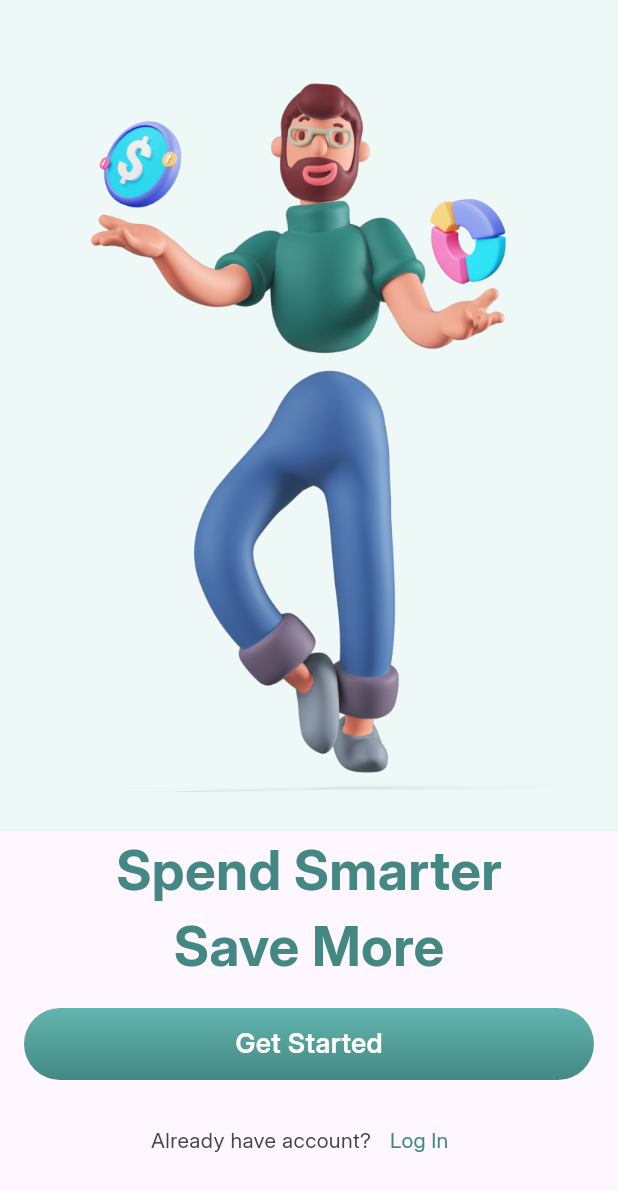
After one commit to Kowass/Financy_APP, a Flutter app: the OnboardingPage screen opened directly, on a phone screen of 412 x 824 dp. The commit adds this screen. Shown: the top 1191 px of the screen. Run offline on Flutter 3.47's test engine with Material 3 defaults, Android fonts, the phone set to English and light mode, and no system bars.

Commit message:
Atualização dia 30/01 - Finalização tela de onboarding e componentização do primaryButton

```diff
--- a/lib/commom/constants/app_colors.dart
+++ b/lib/commom/constants/app_colors.dart
@@ -1,12 +1,20 @@
 import 'dart:ui';
+import 'package:flutter/material.dart';
 
 class AppColors {
   AppColors._();
 
-  static const Color greenTop = Color(0xFF63B5AF);
-  static const Color greenBottom = Color(0xFF438883);
+  static const Color greenLight = Color(0xFF63B5AF);
+  static const Color greenLightMoreDark = Color(0xFF438883);
   static const List<Color> greenGradient = [
     Color(0xFF63B5AF),
     Color(0xFF438883)
   ];
+  static const List<Color> greyGradient = [
+    Color(0xFFADADAD),
+    Color(0xFF6D6D6D)
+  ];
+  static const Color iceWhite = Color(0xFFEEF8F7);
+  static const Color white = Colors.white;
+  static const Color grey = Color(0xFF444444);
 }
--- a/lib/commom/constants/app_text_styles.dart
+++ b/lib/commom/constants/app_text_styles.dart
@@ -8,4 +8,20 @@ class AppTextStyles {
     fontSize: 50.0,
     fontFamily: 'Inter',
   );
+
+  static const TextStyle mediumText = TextStyle(
+    fontWeight: FontWeight.w700,
+    fontSize: 36.0,
+    fontFamily: 'Inter',
+  );
+  static const TextStyle smallText = TextStyle(
+    fontWeight: FontWeight.w400,
+    fontSize: 14.0,
+    fontFamily: 'Inter',
+  );
+  static const TextStyle buttomText = TextStyle(
+    fontWeight: FontWeight.w600,
+    fontSize: 18.0,
+    fontFamily: 'Inter',
+  );
 }
--- /dev/null
+++ b/lib/commom/widgets/primaryButton.dart
@@ -0,0 +1,46 @@
+import 'package:financy_app/commom/constants/app_colors.dart';
+import 'package:financy_app/commom/constants/app_text_styles.dart';
+import 'package:flutter/material.dart';
+
+class PrimayButton extends StatelessWidget {
+  final VoidCallback? onPressed;
+  final String text;
+  const PrimayButton({
+    super.key,
+    this.onPressed,
+    required this.text,
+  });
+
+  final BorderRadius _borderRadius = const BorderRadius.all(
+    Radius.circular(24.0),
+  );
+
+  @override
+  Widget build(BuildContext context) {
+    return Ink(
+      height: 48.0,
+      decoration: BoxDecoration(
+        borderRadius: _borderRadius,
+        gradient: LinearGradient(
+          colors: onPressed != null
+              ? AppColors.greenGradient
+              : AppColors.greyGradient,
+          begin: Alignment.topCenter,
+          end: Alignment.bottomCenter,
+        ),
+      ),
+      child: InkWell(
+        borderRadius: _borderRadius,
+        onTap: onPressed,
+        child: Align(
+          child: Text(
+            text,
+            style: AppTextStyles.buttomText.copyWith(
+              color: AppColors.white,
+            ),
+          ),
+        ),
+      ),
+    );
+  }
+}
--- /dev/null
+++ b/lib/features/onboarding/onboarding.dart
@@ -0,0 +1,70 @@
+import 'package:financy_app/commom/constants/app_colors.dart';
+import 'package:financy_app/commom/constants/app_text_styles.dart';
+import 'package:financy_app/commom/widgets/primaryButton.dart';
+import 'package:flutter/material.dart';
+
+class OnboardingPage extends StatelessWidget {
+  const OnboardingPage({super.key});
+
+  @override
+  Widget build(BuildContext context) {
+    return Scaffold(
+      body: Column(
+        children: [
+          Expanded(
+            flex: 2,
+            child: Container(
+              color: AppColors.iceWhite,
+              child: Padding(
+                padding: const EdgeInsets.only(top: 40.0),
+                child: Image.asset("assets/images/man.png"),
+              ),
+            ),
+          ),
+          Text(
+            'Spend Smarter',
+            style: AppTextStyles.mediumText.copyWith(
+              color: AppColors.greenLightMoreDark,
+            ),
+          ),
+          Text(
+            'Save More',
+            style: AppTextStyles.mediumText.copyWith(
+              color: AppColors.greenLightMoreDark,
+            ),
+          ),
+          Padding(
+            padding: const EdgeInsets.all(16.0),
+            child: PrimayButton(
+              text: "Get Started",
+              onPressed: () {},
+            ),
+          ),
+          Row(
+            mainAxisAlignment: MainAxisAlignment.center,
+            children: [
+              Text(
+                'Already have account?',
+                style: AppTextStyles.smallText.copyWith(
+                  color: AppColors.grey,
+                ),
+              ),
+              TextButton(
+                onPressed: () {},
+                child: Text(
+                  'Log In',
+                  style: AppTextStyles.smallText.copyWith(
+                    color: AppColors.greenLightMoreDark,
+                  ),
+                ),
+              )
+            ],
+          ),
+          const SizedBox(
+            height: 40.0,
+          ),
+        ],
+      ),
+    );
+  }
+}
```
Also changed, not shown: pubspec.yaml (+8 -1 lines), assets/fonts/Inter_28pt-ExtraBold.ttf (added), assets/fonts/Inter_28pt-Medium.ttf (added), assets/fonts/Inter_28pt-SemiBold.ttf (added).
